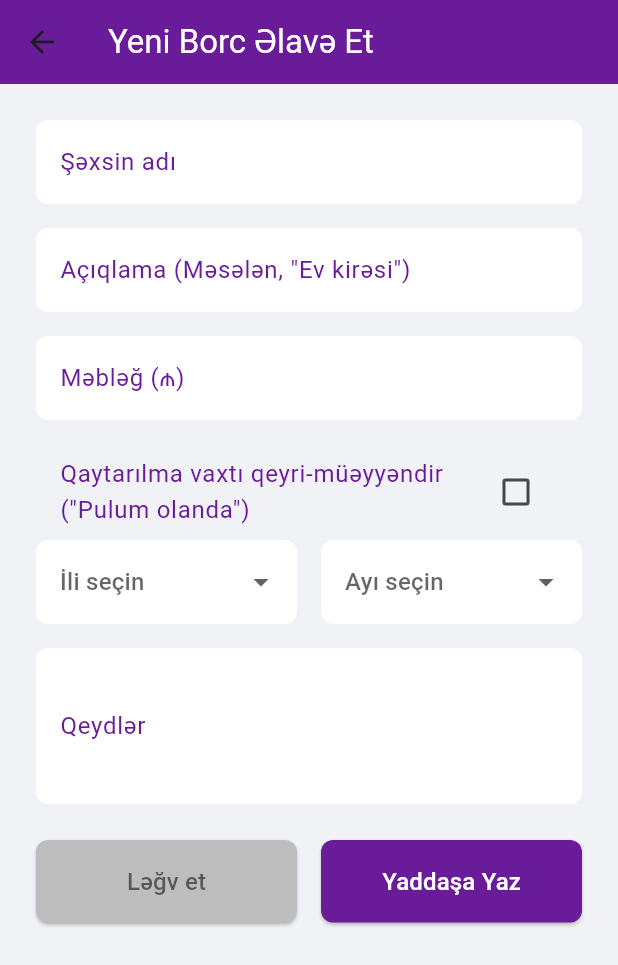
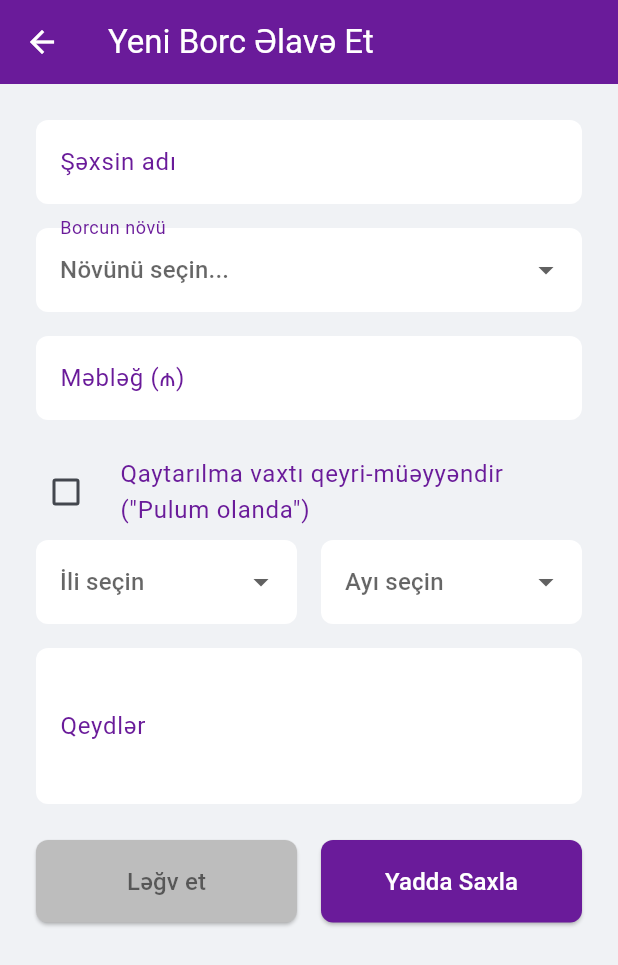
Before and after one commit to bilalibrahimov577-byte/DebitCopybook-Flutter-front-global, a Flutter app: the AddDebtScreen screen opened directly, on a phone screen of 412 x 824 dp. Shown: the top 965 px of the screen. Run offline on Flutter 3.47's test engine with Material 3 defaults, Android fonts, the light colour scheme and no system bars; our stand-ins replace flutter_secure_storage, google_mobile_ads, google_sign_in; accounts and stored records are empty.

Commit message:
islek kod

```diff
--- a/lib/screens/add_debt_screen.dart
+++ b/lib/screens/add_debt_screen.dart
@@ -1,13 +1,9 @@
 // lib/screens/add_debt_screen.dart
 
 import 'package:flutter/material.dart';
-
 import 'package:flutter/services.dart';
-
 import '../models/debt.dart';
-
 import '../models/debt_request.dart';
-
 import '../services/debt_service.dart';
 
 class AddDebtScreen extends StatefulWidget {
@@ -21,41 +17,31 @@ class AddDebtScreen extends StatefulWidget {
 
 class _AddDebtScreenState extends State<AddDebtScreen> {
   final _formKey = GlobalKey<FormState>();
-
   final _debtorNameController = TextEditingController();
-
-  final _descriptionController = TextEditingController();
-
   final _debtAmountController = TextEditingController();
-
   final _notesController = TextEditingController();
 
+  // === DƏYİŞDİRİLDİ: Açıqlama controller-i ləğv edildi ===
+  // final _descriptionController = TextEditingController();
+
+  // === YENİ: Seçilmiş borc növünü saxlamaq üçün dəyişən ===
+  String? _selectedDebtType;
+
+  // === YENİ: Backend-ə göndəriləcək dəqiq mətnləri saxlamaq üçün sabit dəyərlər ===
+  final String myDebtValue = 'mənim borcum';
+  final String debtToMeValue = 'mənə olan borclar';
+
   bool _isSaving = false;
-
   bool _isFlexible = false;
-
   int? _selectedYear;
-
   int? _selectedMonth;
 
   bool get _isEditMode => widget.existingDebt != null;
 
-  final List<int> _years =
-      List<int>.generate(5, (index) => DateTime.now().year + index);
-
+  final List<int> _years = List<int>.generate(5, (index) => DateTime.now().year + index);
   final List<String> _months = [
-    'Yanvar',
-    'Fevral',
-    'Mart',
-    'Aprel',
-    'May',
-    'İyun',
-    'İyul',
-    'Avqust',
-    'Sentyabr',
-    'Oktyabr',
-    'Noyabr',
-    'Dekabr'
+    'Yanvar', 'Fevral', 'Mart', 'Aprel', 'May', 'İyun',
+    'İyul', 'Avqust', 'Sentyabr', 'Oktyabr', 'Noyabr', 'Dekabr'
   ];
 
   @override
@@ -64,20 +50,21 @@ class _AddDebtScreenState extends State<AddDebtScreen> {
 
     if (_isEditMode) {
       final debt = widget.existingDebt!;
+      _debtorNameController.text = debt.debtorName;
+      _debtAmountController.text = debt.debtAmount.toStringAsFixed(2);
+      _notesController.text = debt.notes ?? '';
+      _isFlexible = debt.isFlexibleDueDate;
+      _selectedYear = debt.dueYear;
+      _selectedMonth = debt.dueMonth;
 
-      _debtorNameController.text = debt.debtorName;
+      // === DƏYİŞDİRİLDİ: Redaktə rejimində description-u seçilmiş növə təyin edirik ===
+      // _descriptionController.text = debt.description ?? '';
 
-      _descriptionController.text = debt.description ?? '';
-
-      _debtAmountController.text = debt.debtAmount.toStringAsFixed(2);
-
-      _notesController.text = debt.notes ?? '';
-
-      _isFlexible = debt.isFlexibleDueDate;
-
-      _selectedYear = debt.dueYear;
-
-      _selectedMonth = debt.dueMonth;
+      // Əgər köhnə borcun description-u bizim dəyərlərdən birinə uyğundursa,
+      // Dropdown-da həmin dəyəri seçilmiş göstər.
+      if (debt.description == myDebtValue || debt.description == debtToMeValue) {
+        _selectedDebtType = debt.description;
+      }
     }
   }
 
@@ -86,7 +73,6 @@ class _AddDebtScreenState extends State<AddDebtScreen> {
       if (!_isFlexible && (_selectedYear == null || _selectedMonth == null)) {
         ScaffoldMessenger.of(context).showSnackBar(const SnackBar(
             content: Text('Zəhmət olmasa, qaytarılma tarixini tam seçin.')));
-
         return;
       }
 
@@ -94,11 +80,10 @@ class _AddDebtScreenState extends State<AddDebtScreen> {
 
       final debtService = DebtService();
 
+      // === DƏYİŞDİRİLDİ: DebtRequest yaradanda description-u controller-dən yox, _selectedDebtType-dan alırıq ===
       final debtRequest = DebtRequest(
         debtorName: _debtorNameController.text,
-        description: _descriptionController.text.isNotEmpty
-            ? _descriptionController.text
-            : null,
+        description: _selectedDebtType, // Məcburi seçim olduğu üçün artıq boş ola bilməz.
         debtAmount: double.parse(_debtAmountController.text),
         notes: _notesController.text.isNotEmpty ? _notesController.text : null,
         isFlexibleDueDate: _isFlexible,
@@ -108,16 +93,13 @@ class _AddDebtScreenState extends State<AddDebtScreen> {
 
       try {
         Map<String, dynamic> result;
-
         if (_isEditMode) {
-          result = await debtService.updateDebt(context,
-              widget.existingDebt!.id, debtRequest);
+          result = await debtService.updateDebt(context, widget.existingDebt!.id, debtRequest);
         } else {
-          result = await debtService.createDebt(context,debtRequest);
+          result = await debtService.createDebt(context, debtRequest);
         }
 
         final success = result['success'];
-
         final message = result['message'];
 
         if (!mounted) return;
@@ -125,15 +107,11 @@ class _AddDebtScreenState extends State<AddDebtScreen> {
         if (success) {
           Navigator.of(context).pop(true);
         } else {
-// Uğursuzluq halında back-end-dən gələn mesajı göstər
-
           ScaffoldMessenger.of(context).showSnackBar(
             SnackBar(content: Text(message), backgroundColor: Colors.red),
           );
         }
       } catch (e) {
-// Gözlənilməz xətalar üçün (məsələn, internet bağlantısı yoxdursa)
-
         if (mounted) {
           ScaffoldMessenger.of(context).showSnackBar(
             const SnackBar(
@@ -142,8 +120,6 @@ class _AddDebtScreenState extends State<AddDebtScreen> {
           );
         }
       } finally {
-// Hər iki halda (uğurlu və ya uğursuz) loading statusunu söndürür
-
         if (mounted) {
           setState(() => _isSaving = false);
         }
@@ -154,13 +130,10 @@ class _AddDebtScreenState extends State<AddDebtScreen> {
   @override
   void dispose() {
     _debtorNameController.dispose();
-
-    _descriptionController.dispose();
-
     _debtAmountController.dispose();
-
     _notesController.dispose();
-
+    // === DƏYİŞDİRİLDİ: _descriptionController ləğv edildi ===
+    // _descriptionController.dispose();
     super.dispose();
   }
 
@@ -172,6 +145,7 @@ class _AddDebtScreenState extends State<AddDebtScreen> {
         title: Text(_isEditMode ? 'Borcu Dəyiş' : 'Yeni Borc Əlavə Et',
             style: const TextStyle(color: Colors.white)),
         backgroundColor: const Color(0xFF6A1B9A),
+        iconTheme: const IconThemeData(color: Colors.white),
         elevation: 0,
       ),
       body: SafeArea(
@@ -185,54 +159,64 @@ class _AddDebtScreenState extends State<AddDebtScreen> {
                   controller: _debtorNameController,
                   decoration: _inputDecoration('Şəxsin adı'),
                   validator: (value) {
-                    if (value == null || value.isEmpty)
-                      return 'Bu xana boş buraxıla bilməz';
+                    if (value == null || value.isEmpty) return 'Bu xana boş buraxıla bilməz';
                     return null;
                   },
                 ),
                 const SizedBox(height: 16),
-                TextFormField(
-                  controller: _descriptionController,
-                  decoration:
-                      _inputDecoration('Açıqlama (Məsələn, "Ev kirəsi")'),
+
+                // === YENİ: Açıqlama TextField-i DropdownButtonFormField ilə əvəz edildi ===
+                DropdownButtonFormField<String>(
+                  value: _selectedDebtType,
+                  decoration: _inputDecoration('Borcun növü'),
+                  hint: const Text('Növünü seçin...'), // value null olanda görünəcək
+                  isExpanded: true,
+                  items: [
+                    DropdownMenuItem(value: myDebtValue, child: Text('Mənim Borcum')),
+                    DropdownMenuItem(value: debtToMeValue, child: Text('Mənə Olan Borc')),
+                  ],
+                  onChanged: (String? newValue) {
+                    setState(() {
+                      _selectedDebtType = newValue;
+                    });
+                  },
+                  validator: (value) {
+                    if (value == null || value.isEmpty) {
+                      return 'Zəhmət olmasa borcun növünü seçin';
+                    }
+                    return null;
+                  },
                 ),
+                // =========================================================================
+
                 const SizedBox(height: 16),
                 TextFormField(
                   controller: _debtAmountController,
                   decoration: _inputDecoration('Məbləğ (₼)'),
                   keyboardType: TextInputType.number,
-                  inputFormatters: [
-                    FilteringTextInputFormatter.allow(RegExp(r'^\d+\.?\d{0,2}'))
-                  ],
+                  inputFormatters: [FilteringTextInputFormatter.allow(RegExp(r'^\d+\.?\d{0,2}'))],
                   validator: (value) {
-                    if (value == null || value.isEmpty)
-                      return 'Bu xana boş buraxıla bilməz';
-
+                    if (value == null || value.isEmpty) return 'Bu xana boş buraxıla bilməz';
                     final amount = double.tryParse(value);
-
-                    if (amount == null)
-                      return 'Zəhmət olmasa düzgün rəqəm daxil edin';
-
-                    if (!_isEditMode && amount <= 0)
-                      return 'Məbləğ sıfırdan böyük olmalıdır';
-
+                    if (amount == null) return 'Zəhmət olmasa düzgün rəqəm daxil edin';
+                    if (!_isEditMode && amount <= 0) return 'Məbləğ sıfırdan böyük olmalıdır';
                     return null;
                   },
                 ),
                 const SizedBox(height: 16),
                 CheckboxListTile(
-                  title: const Text(
-                      'Qaytarılma vaxtı qeyri-müəyyəndir ("Pulum olanda")',
+                  title: const Text('Qaytarılma vaxtı qeyri-müəyyəndir ("Pulum olanda")',
                       style: TextStyle(color: Color(0xFF6A1B9A))),
                   value: _isFlexible,
                   onChanged: (bool? value) => setState(() {
                     _isFlexible = value ?? false;
-
                     if (_isFlexible) {
                       _selectedYear = null;
                       _selectedMonth = null;
                     }
                   }),
+                  controlAffinity: ListTileControlAffinity.leading, // Checkbox-ı sola çəkir
+                  contentPadding: EdgeInsets.zero, // Əlavə boşluqları silir
                 ),
                 if (!_isFlexible)
                   Row(
@@ -242,24 +226,16 @@ class _AddDebtScreenState extends State<AddDebtScreen> {
                               value: _selectedYear,
                               hint: const Text('İli seçin'),
                               decoration: _inputDecoration(null),
-                              items: _years
-                                  .map((y) => DropdownMenuItem<int>(
-                                      value: y, child: Text(y.toString())))
-                                  .toList(),
-                              onChanged: (v) =>
-                                  setState(() => _selectedYear = v))),
+                              items: _years.map((y) => DropdownMenuItem<int>(value: y, child: Text(y.toString()))).toList(),
+                              onChanged: (v) => setState(() => _selectedYear = v))),
                       const SizedBox(width: 16),
                       Expanded(
                           child: DropdownButtonFormField<int>(
                               value: _selectedMonth,
                               hint: const Text('Ayı seçin'),
                               decoration: _inputDecoration(null),
-                              items: List.generate(
-                                  12,
-                                  (i) => DropdownMenuItem<int>(
-                                      value: i + 1, child: Text(_months[i]))),
-                              onChanged: (v) =>
-                                  setState(() => _selectedMonth = v))),
+                              items: List.generate(12, (i) => DropdownMenuItem<int>(value: i + 1, child: Text(_months[i]))),
+                              onChanged: (v) => setState(() => _selectedMonth = v))),
                     ],
                   ),
                 const SizedBox(height: 16),
@@ -270,24 +246,18 @@ class _AddDebtScreenState extends State<AddDebtScreen> {
                 ),
                 const SizedBox(height: 24),
                 _isSaving
-                    ? const Center(
-                        child:
-                            CircularProgressIndicator(color: Color(0xFF6A1B9A)))
+                    ? const Center(child: CircularProgressIndicator(color: Color(0xFF6A1B9A)))
                     : Row(
                   children: [
                     Expanded(
                       child: ElevatedButton(
                         style: ElevatedButton.styleFrom(
                           backgroundColor: Colors.grey.shade400,
-                                padding:
-                                    const EdgeInsets.symmetric(vertical: 16),
-                                shape: RoundedRectangleBorder(
-                                    borderRadius: BorderRadius.circular(8)),
+                          padding: const EdgeInsets.symmetric(vertical: 16),
+                          shape: RoundedRectangleBorder(borderRadius: BorderRadius.circular(8)),
                         ),
                         onPressed: () => Navigator.of(context).pop(),
-                              child: const Text('Ləğv et',
-                                  style: TextStyle(
-                                      fontSize: 16, color: Colors.black54)),
+                        child: const Text('Ləğv et', style: TextStyle(fontSize: 16, color: Colors.black54)),
                       ),
                     ),
                     const SizedBox(width: 16),
@@ -295,18 +265,13 @@ class _AddDebtScreenState extends State<AddDebtScreen> {
                       child: ElevatedButton(
                         style: ElevatedButton.styleFrom(
                           backgroundColor: const Color(0xFF6A1B9A),
-                                padding:
-                                    const EdgeInsets.symmetric(vertical: 16),
-                                shape: RoundedRectangleBorder(
-                                    borderRadius: BorderRadius.circular(8)),
+                          padding: const EdgeInsets.symmetric(vertical: 16),
+                          shape: RoundedRectangleBorder(borderRadius: BorderRadius.circular(8)),
                         ),
                         onPressed: _saveDebt,
                         child: Text(
-                                _isEditMode
-                                    ? 'Dəyişiklikləri Yaddaşa Yaz'
-                                    : 'Yaddaşa Yaz',
-                                style: const TextStyle(
-                                    fontSize: 16, color: Colors.white),
+                          _isEditMode ? 'Yadda Saxla' : 'Yadda Saxla',
+                          style: const TextStyle(fontSize: 16, color: Colors.white),
                         ),
                       ),
                     ),
--- a/pubspec.yaml
+++ b/pubspec.yaml
@@ -1,7 +1,7 @@
 name: borc_defteri
 description: "A new Flutter project."
 publish_to: 'none'
-version: 1.0.0+13
+version: 1.0.0+14
 
 environment:
   sdk: '>=3.4.3 <4.0.0'
```
Also changed, not shown: lib/screens/home_screen.dart (+116 -108 lines), lib/services/debt_service.dart (+59 -116 lines). Lines whose indentation alone changed are shown as unchanged.
